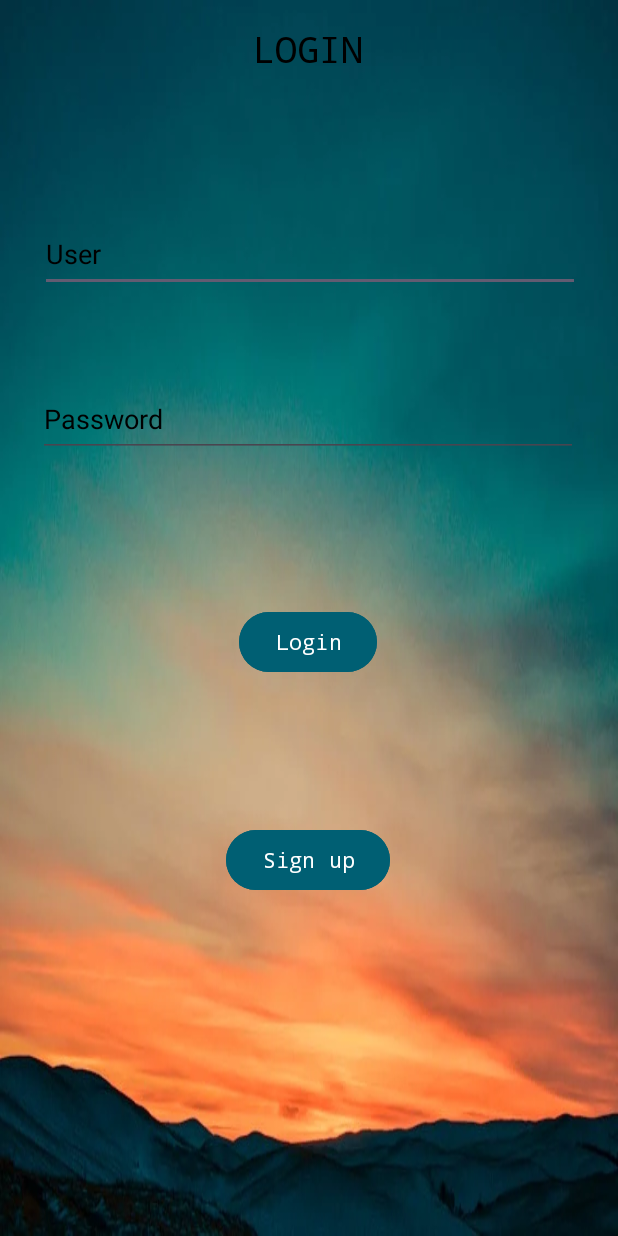
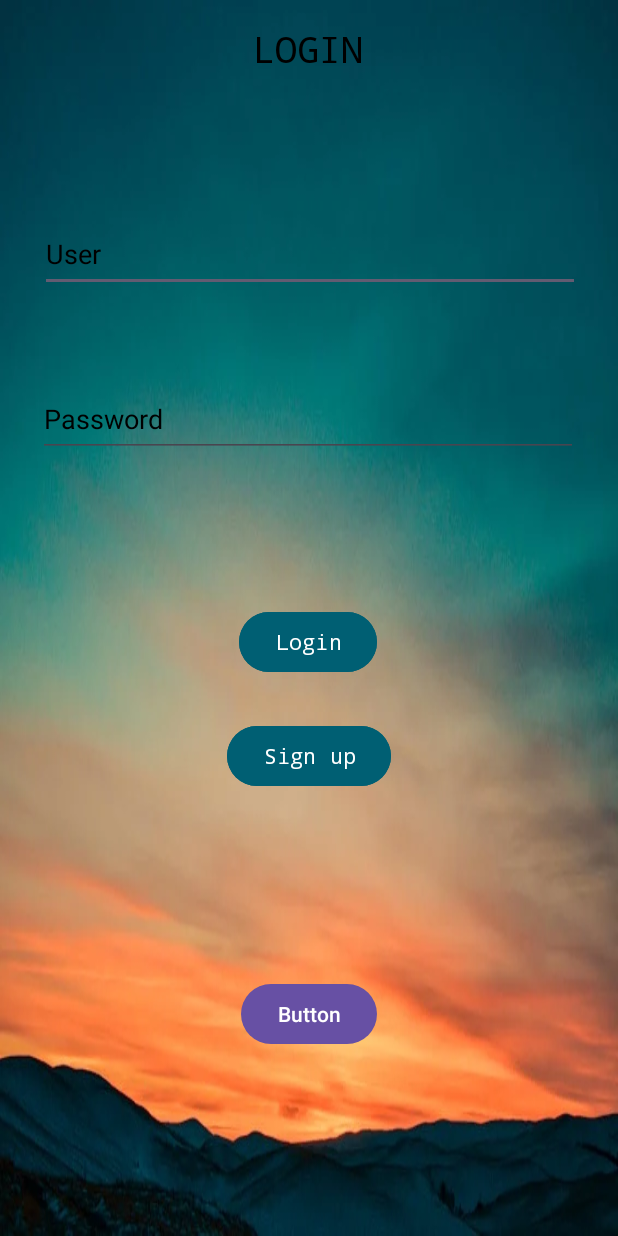
Before and after one commit to Marco1080/PGL, an Android app: the screen it shows after launch (LoginActivity), after a tap on "Sign up", on a phone screen of 412 x 824 dp. Run offline under Robolectric (Android 15) with nearby library versions, the phone set to English and light mode, and no system bars.

Commit message:
Eliminar cuentas.
Se pueden crear y eliminar cuentas.

Resta añadir borrado de cuenta y modificador de contraseña.

```diff
--- a/Encriptador/app/src/main/java/com/example/encriptador/LoginActivity.kt
+++ b/Encriptador/app/src/main/java/com/example/encriptador/LoginActivity.kt
@@ -32,12 +32,18 @@ class LoginActivity : AppCompatActivity() {
                     val admin = AdminSQLiteOpenHelper(this, "administracion", null, 1)
                     val bd = admin.writableDatabase
                     val registro = ContentValues()
-                    registro.put("user", user.text.toString())
-                    registro.put("password", password.text.toString())
-                    bd.insert("usuarios", null, registro)
+                    val validacion:Cursor = bd.rawQuery("SELECT * FROM usuarios WHERE user = ? AND password = ?",
+                        arrayOf(user.text.toString(), password.text.toString()))
+                    if(!validacion.moveToFirst()){
+                        registro.put("user", user.text.toString())
+                        registro.put("password", password.text.toString())
+                        bd.insert("usuarios", null, registro)
+
+                    }
+                    Log.d("menssage","Ya existe un registro con usuario: ${user.text.toString()} y contraseña: ${password.text.toString()}")
                     bd.close()
 
-                    //mostrarRegistros()
+                    mostrarRegistros()
                 } catch (e: Exception) {
                     Log.e("DB", "Error al insertar datos: ${e.message}")
                 }
@@ -45,8 +51,21 @@ class LoginActivity : AppCompatActivity() {
                 Log.d("Validation", "Los campos user o password están vacíos")
             }
         }
+        val buttonDelete = findViewById<Button>(R.id.buttonDelete)
+        buttonDelete.setOnClickListener{
+            try {
+                val admin = AdminSQLiteOpenHelper(this, "administracion", null, 1)
+                val bd = admin.writableDatabase
+                bd.execSQL("DELETE FROM usuarios")
+                bd.close()
+                Log.d("menssage","Base de datos borrada")
+            } catch (e: Exception) {
+                Log.e("DB", "HAS BORRADO PRODUCCION")
+            }
+        }
     }
-/*
+
+
     private fun mostrarRegistros() {
         try {
             val admin = AdminSQLiteOpenHelper(this, "administracion", null, 1)
@@ -71,5 +90,5 @@ class LoginActivity : AppCompatActivity() {
             Log.e("DB", "Error al leer los registros: ${e.message}")
         }
     }
-    */
+
 }
--- a/Encriptador/app/src/main/res/layout/activity_login.xml
+++ b/Encriptador/app/src/main/res/layout/activity_login.xml
@@ -12,16 +12,13 @@
         android:id="@+id/buttonSignup"
         android:layout_width="wrap_content"
         android:layout_height="wrap_content"
-        android:layout_marginBottom="172dp"
+        android:layout_marginTop="28dp"
         android:backgroundTint="#005F73"
         android:fontFamily="monospace"
         android:text="Sign up"
-        app:layout_constraintBottom_toBottomOf="parent"
         app:layout_constraintEnd_toEndOf="parent"
-        app:layout_constraintHorizontal_bias="0.498"
         app:layout_constraintStart_toStartOf="parent"
-        app:layout_constraintTop_toBottomOf="@+id/buttonLogin"
-        app:layout_constraintVertical_bias="0.641" />
+        app:layout_constraintTop_toBottomOf="@+id/buttonLogin" />
 
     <Button
         android:id="@+id/buttonLogin"
@@ -76,4 +73,14 @@
         app:layout_constraintHorizontal_bias="0.498"
         app:layout_constraintStart_toStartOf="parent"
         app:layout_constraintTop_toTopOf="parent" />
+
+    <Button
+        android:id="@+id/buttonDelete"
+        android:layout_width="wrap_content"
+        android:layout_height="wrap_content"
+        android:text="Button"
+        app:layout_constraintBottom_toBottomOf="parent"
+        app:layout_constraintEnd_toEndOf="parent"
+        app:layout_constraintStart_toStartOf="parent"
+        app:layout_constraintTop_toBottomOf="@+id/buttonSignup" />
 </androidx.constraintlayout.widget.ConstraintLayout>
```
